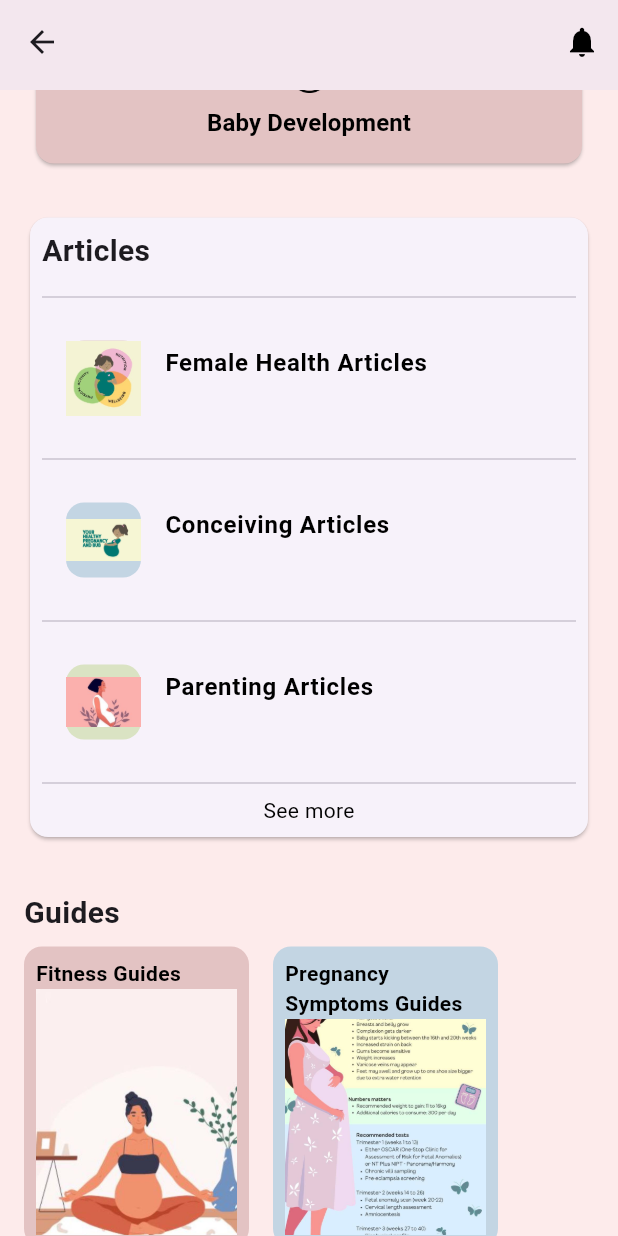
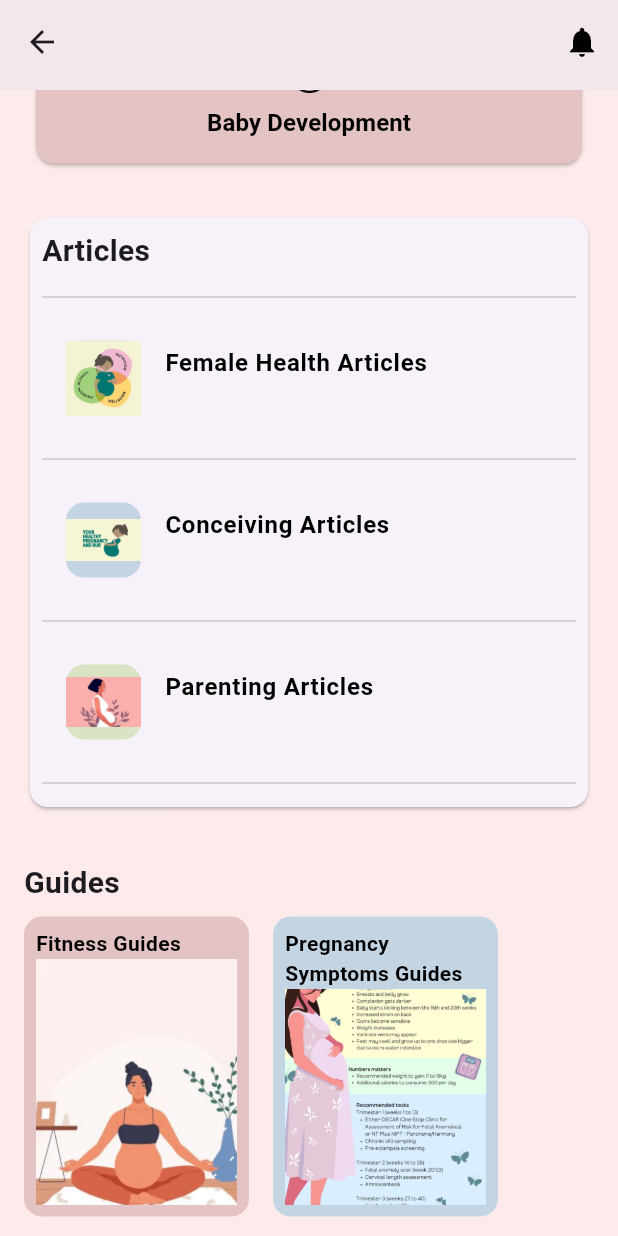
Before and after one commit to matthewnml/CSCI321-fyp, a Flutter app: the HomePageContent screen opened directly with empty values, scrolled down 576 dp, on a phone screen of 412 x 824 dp. Run offline on Flutter 3.47's test engine with Material 3 defaults, Android fonts, the phone set to English and light mode, and no system bars; our stand-ins replace cloud_firestore, firebase_auth, firebase_core, fl_chart, shared_preferences, table_calendar; missing offline and left inert: health; accounts and stored records are empty.

Commit message:
lx update 15 aug

```diff
--- a/pregnancy/lib/UI_1/home_after.dart
+++ b/pregnancy/lib/UI_1/home_after.dart
@@ -237,8 +237,6 @@ class HomePageContent extends StatelessWidget {
                           '',
                           const Color(0xFFDAE3C3),
                           'assets/article3.jpg',
-                          child: const Text('See more',
-                              style: TextStyle(color: Color(0xFF000000))),
                         ),
                       ),
                     ],
--- a/pregnancy/lib/UI_1/home_before.dart
+++ b/pregnancy/lib/UI_1/home_before.dart
@@ -189,8 +189,6 @@ class HomePageContent extends StatelessWidget {
                           '',
                           const Color(0xFFDAE3C3),
                           'assets/article3.jpg',
-                          child: const Text('See more',
-                              style: TextStyle(color: Color(0xFF000000))),
                         ),
                       ),
                     ],
--- a/pregnancy/lib/UI_1/home_during.dart
+++ b/pregnancy/lib/UI_1/home_during.dart
@@ -309,8 +309,6 @@ class _HomePageContentState extends State<HomePageContent> {
                           '',
                           const Color(0xFFDAE3C3),
                           'assets/article3.jpg',
-                          child: const Text('See more',
-                              style: TextStyle(color: Color(0xFF000000))),
                         ),
                       ),
                     ],
```
